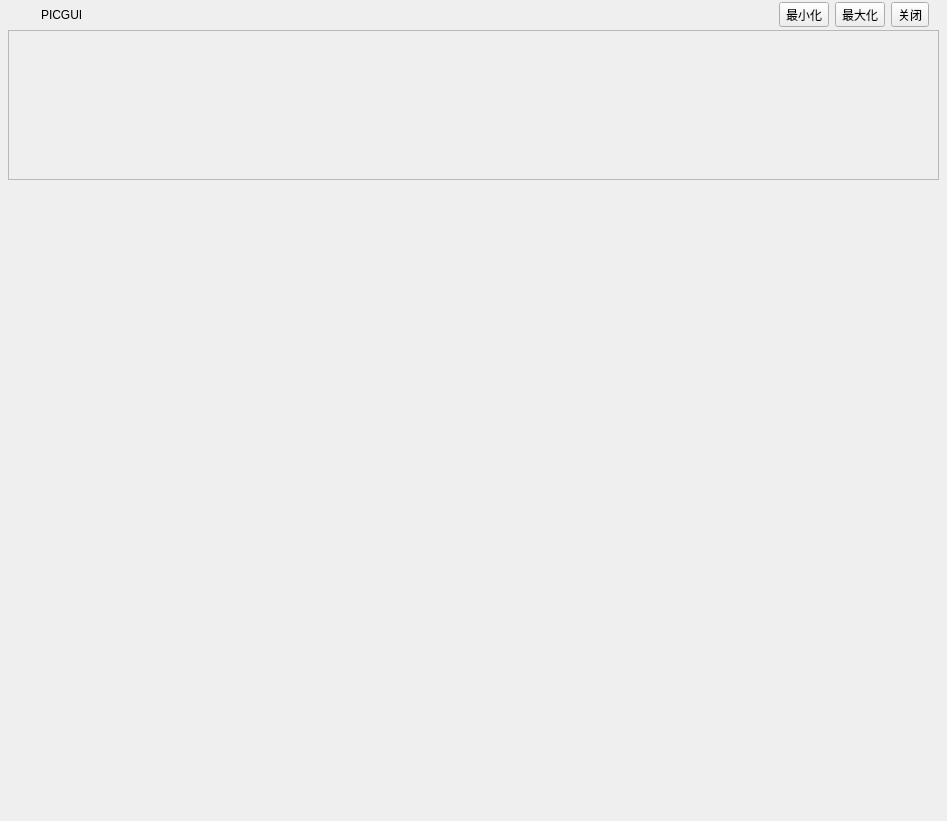
Qt form src/Gui/MainWindowDef.ui (BeQuiet1228/FreeCAD) before a commit.
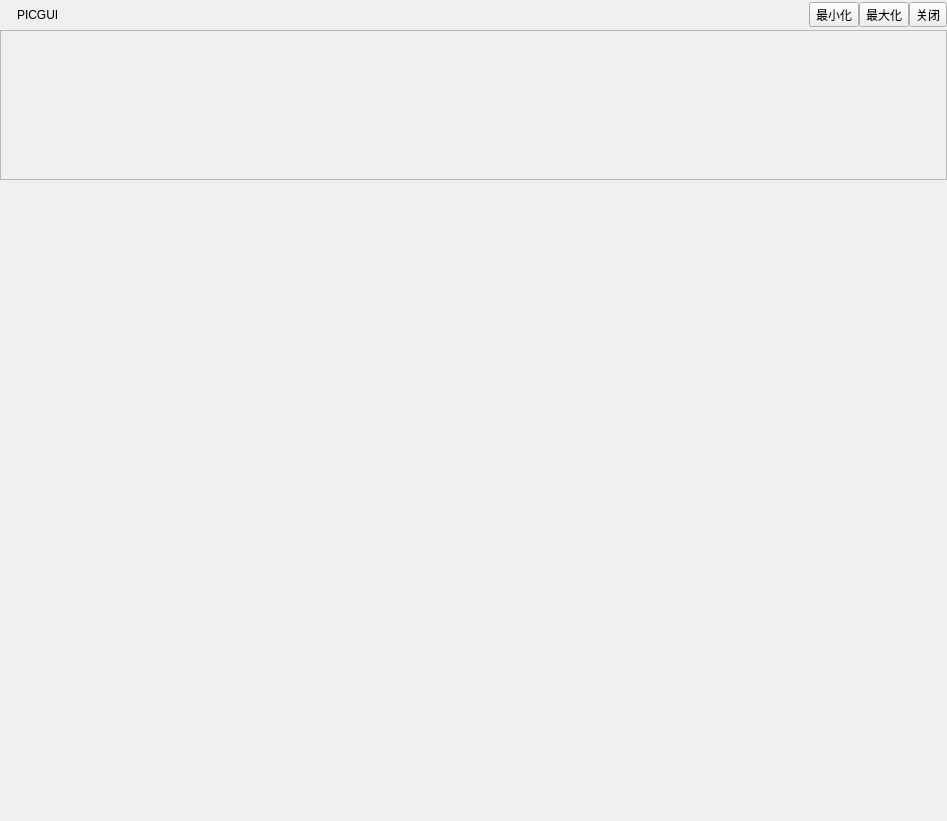
The same form after that commit. Icons and pictures are not drawn. Custom widgets are drawn as their Qt base class.

```diff
--- a/src/Gui/MainWindowDef.ui
+++ b/src/Gui/MainWindowDef.ui
@@ -18,16 +18,16 @@
     <number>0</number>
    </property>
    <property name="leftMargin">
-    <number>8</number>
+    <number>0</number>
    </property>
    <property name="topMargin">
     <number>0</number>
    </property>
    <property name="rightMargin">
-    <number>8</number>
+    <number>0</number>
    </property>
    <property name="bottomMargin">
-    <number>8</number>
+    <number>0</number>
    </property>
    <item>
     <widget class="TitleBar" name="titleBar" native="true">
@@ -47,17 +47,20 @@
       <string notr="true"/>
      </property>
      <layout class="QHBoxLayout" name="horizontalLayout">
+      <property name="spacing">
+       <number>0</number>
+      </property>
       <property name="leftMargin">
-       <number>20</number>
+       <number>10</number>
       </property>
       <property name="topMargin">
-       <number>1</number>
+       <number>0</number>
       </property>
       <property name="rightMargin">
-       <number>10</number>
+       <number>0</number>
       </property>
       <property name="bottomMargin">
-       <number>1</number>
+       <number>0</number>
       </property>
       <item>
        <widget class="QLabel" name="labelIcon">
@@ -125,6 +128,12 @@
          <iconset resource="Icons/resource.qrc">
           <normaloff>:/icons/window_mini.svg</normaloff>:/icons/window_mini.svg</iconset>
         </property>
+        <property name="iconSize">
+         <size>
+          <width>22</width>
+          <height>22</height>
+         </size>
+        </property>
        </widget>
       </item>
       <item>
@@ -136,6 +145,12 @@
          <iconset resource="Icons/resource.qrc">
           <normaloff>:/icons/window_max.svg</normaloff>:/icons/window_max.svg</iconset>
         </property>
+        <property name="iconSize">
+         <size>
+          <width>22</width>
+          <height>22</height>
+         </size>
+        </property>
        </widget>
       </item>
       <item>
@@ -147,6 +162,12 @@
          <iconset resource="Icons/resource.qrc">
           <normaloff>:/icons/window_close.svg</normaloff>:/icons/window_close.svg</iconset>
         </property>
+        <property name="iconSize">
+         <size>
+          <width>22</width>
+          <height>22</height>
+         </size>
+        </property>
        </widget>
       </item>
      </layout>
```
